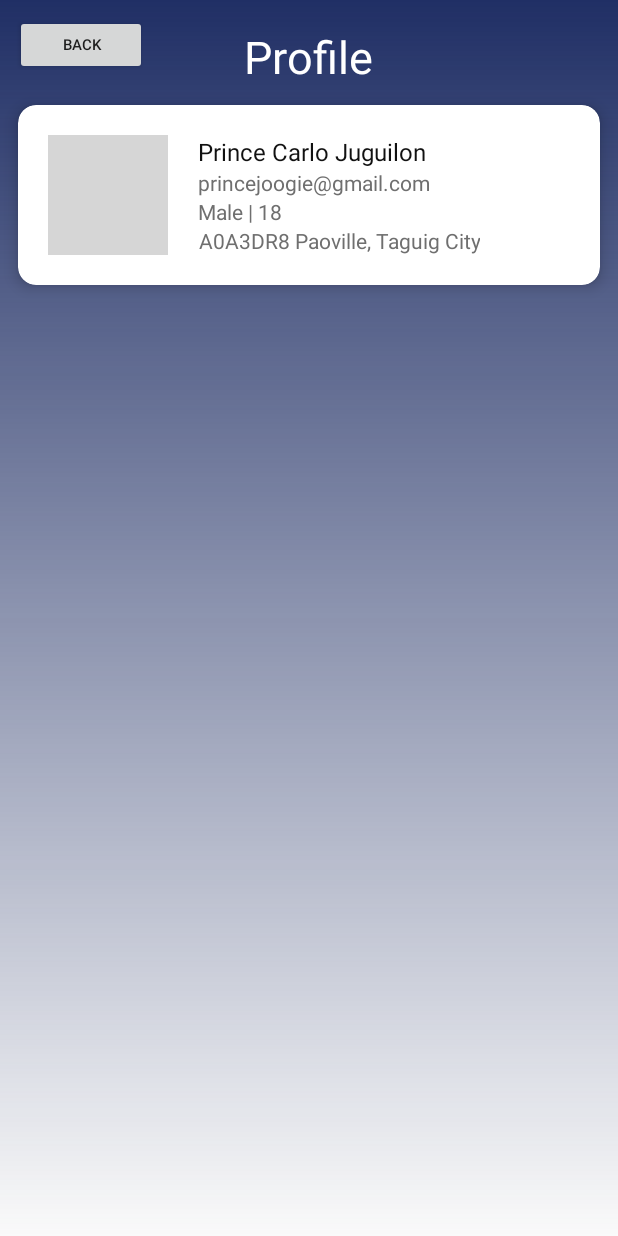
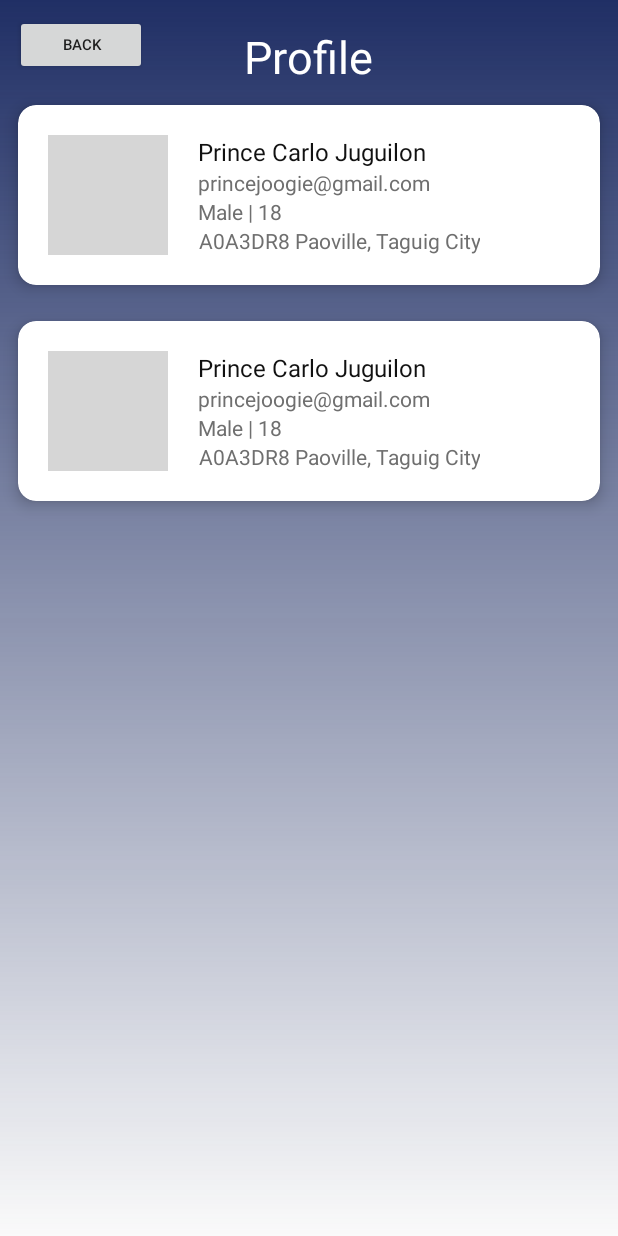
Before and after one commit to princejoogie/centrilink_app, an Android app: the ProfileActivity screen opened directly, with no data from a screen before it, on a phone screen of 412 x 824 dp. Run offline under Robolectric (Android 15) with nearby library versions, the phone set to English and light mode, and no system bars; grey boxes are pictures that could not be loaded.

Commit message:
Added another cardview

```diff
--- a/app/src/main/res/layout/activity_profile.xml
+++ b/app/src/main/res/layout/activity_profile.xml
@@ -101,38 +101,71 @@
                 </LinearLayout>
 
             </LinearLayout>
-
-            <!--<LinearLayout-->
-                <!--android:orientation="vertical"-->
-                <!--android:padding="16dp"-->
-                <!--android:gravity="center"-->
-                <!--android:layout_width="match_parent"-->
-                <!--android:layout_height="match_parent">-->
-
-                <!--<ImageView-->
-                    <!--android:src="@drawable/profile1"-->
-                    <!--android:layout_width="80dp"-->
-                    <!--android:layout_height="80dp" />-->
-
-                <!--<TextView-->
-                    <!--android:textAlignment="center"-->
-                    <!--android:layout_marginTop="12dp"-->
-                    <!--android:textColor="#6f6f6f"-->
-                    <!--android:textSize="18sp"-->
-                    <!--android:text="Prince Carlo Juguilon"-->
-                    <!--android:layout_width="wrap_content"-->
-                    <!--android:layout_height="wrap_content" />-->
-                <!--<TextView-->
-                    <!--android:textAlignment="center"-->
-                    <!--android:layout_marginTop="12dp"-->
-                    <!--android:textColor="#6f6f6f"-->
-                    <!--android:textSize="18sp"-->
-                    <!--android:text="princejoogie@gmail.com"-->
-                    <!--android:layout_width="wrap_content"-->
-                    <!--android:layout_height="wrap_content" />-->
+       </androidx.cardview.widget.CardView>
 
 
-            <!--</LinearLayout>-->
+        <androidx.cardview.widget.CardView
+            android:id="@+id/profile_view"
+            android:layout_width="match_parent"
+            android:layout_height="match_parent"
+            android:layout_columnWeight="1"
+            android:layout_rowWeight="1"
+            app:cardElevation="6dp"
+            app:cardCornerRadius="12dp"
+            android:layout_margin="12dp"
+            >
+
+            <LinearLayout
+                android:orientation="horizontal"
+                android:padding="20dp"
+                android:layout_width="match_parent"
+                android:layout_height="match_parent">
+
+                <ImageView
+                    android:src="@drawable/prince"
+                    android:layout_width="80dp"
+                    android:layout_height="80dp" />
+
+                <LinearLayout
+                    android:paddingLeft="20dp"
+                    android:orientation="vertical"
+                    android:layout_width="match_parent"
+                    android:layout_height="match_parent">
+
+                    <TextView
+                        android:textAlignment="center"
+                        android:textColor="#111111"
+                        android:textSize="16sp"
+                        android:text="Prince Carlo Juguilon"
+                        android:layout_width="wrap_content"
+                        android:layout_height="wrap_content" />
+
+                    <TextView
+                        android:textAlignment="center"
+                        android:textColor="#6f6f6f"
+                        android:textSize="14sp"
+                        android:text="princejoogie@gmail.com"
+                        android:layout_width="wrap_content"
+                        android:layout_height="wrap_content" />
+
+                    <TextView
+                        android:textAlignment="center"
+                        android:textColor="#6f6f6f"
+                        android:textSize="14sp"
+                        android:text="Male | 18"
+                        android:layout_width="wrap_content"
+                        android:layout_height="wrap_content" />
+                    <TextView
+                        android:textAlignment="center"
+                        android:textColor="#6f6f6f"
+                        android:textSize="14sp"
+                        android:text="A0A3DR8 Paoville, Taguig City"
+                        android:layout_width="wrap_content"
+                        android:layout_height="wrap_content" />
+
+                </LinearLayout>
+
+            </LinearLayout>
         </androidx.cardview.widget.CardView>
 
     </LinearLayout>
```
Also changed, not shown: 3 other files.
